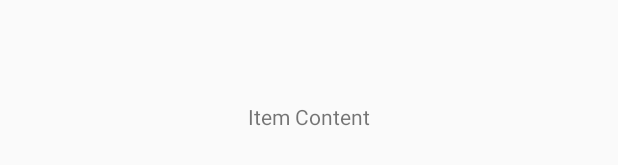
After one commit to konuleminova/CAAA, an Android app: the layout item_content_layout.xml on its own in the app's theme, with its tools: preview values and no code run, on a phone screen of 412 x 824 dp. The commit adds this screen. Shown: the part 487-652 px from the top of the screen. Run offline under Robolectric (Android 15) with nearby library versions, the phone set to English and light mode, and no system bars.

Commit message:
item content fragment

```diff
--- a/app/src/main/java/com/crocusoft/androidarch/utilities/Constants.java
+++ b/app/src/main/java/com/crocusoft/androidarch/utilities/Constants.java
@@ -30,5 +30,8 @@ public class Constants {
     public static String KEY_ID = "transaction_ID";
     public static String KEY_TOKEN = "token";
     public static String DEFAULT_VALUE = "null";
+    //fragments
+    public static String KEY_ITEM_NAME ="item_name";
+    public static String KEY_ITEM_CONTENT ="item_content";
 
 }
--- /dev/null
+++ b/app/src/main/res/layout/item_content_layout.xml
@@ -0,0 +1,19 @@
+<?xml version="1.0" encoding="utf-8"?>
+<LinearLayout
+    xmlns:android="http://schemas.android.com/apk/res/android" android:layout_width="match_parent"
+    android:layout_height="match_parent"
+    android:gravity="center"
+    android:orientation="vertical">
+    <TextView
+        android:layout_width="wrap_content"
+        android:layout_height="wrap_content"
+        android:text="Item Content"
+        android:layout_gravity="center"
+        android:id="@+id/item_name"/>
+    <TextView
+        android:layout_width="match_parent"
+        android:layout_height="wrap_content"
+        android:id="@+id/item_content"
+        android:gravity="center"/>
+
+</LinearLayout>
```
Also changed, not shown: app/src/main/java/com/crocusoft/androidarch/activities/MainActivity.java (+17 -27 lines), app/src/main/java/com/crocusoft/androidarch/fragments/ItemContentFragment.java (added, +36 -0 lines), app/src/main/res/layout/activity_main.xml (+13 -4 lines), app/src/main/res/layout/activity_splash_screen.xml (+9 -3 lines), app/src/main/res/drawable/plusicon.png (added).
